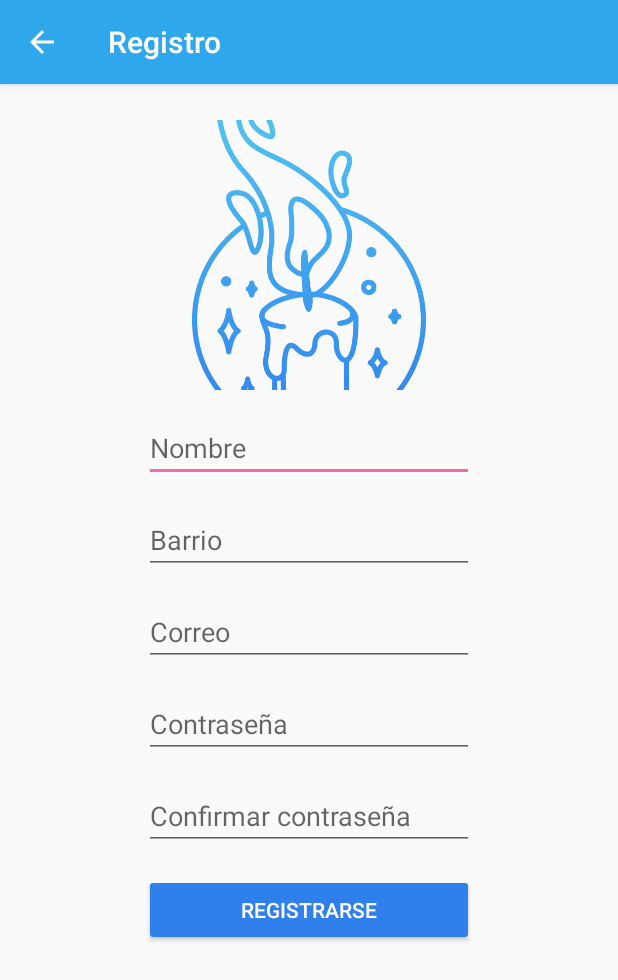
After one commit to Korneas/Patronus, an Android app: the RegisterActivity screen opened directly, with no data from a screen before it, on a phone screen of 412 x 824 dp. The commit adds this screen. Shown: the top 980 px of the screen. Run offline under Robolectric (Android 15) with nearby library versions, the phone set to English and light mode, and no system bars; our stand-ins replace Firebase (no records; nobody signed in at launch, a user with empty details on screens opened directly).

Commit message:
Update register

```diff
--- a/app/build.gradle
+++ b/app/build.gradle
@@ -26,5 +26,8 @@ dependencies {
     })
     compile 'com.android.support:appcompat-v7:26.+'
     compile 'com.android.support.constraint:constraint-layout:1.0.2'
+    compile 'com.google.firebase:firebase-auth:10.0.1'
     testCompile 'junit:junit:4.12'
 }
+
+apply plugin: 'com.google.gms.google-services'
--- /dev/null
+++ b/app/src/main/java/com/example/camilomontoya/patronus/RegisterActivity.java
@@ -0,0 +1,114 @@
+package com.example.camilomontoya.patronus;
+
+import android.support.annotation.NonNull;
+import android.support.v4.app.NavUtils;
+import android.support.v7.app.AppCompatActivity;
+import android.os.Bundle;
+import android.util.Log;
+import android.view.MenuItem;
+import android.view.View;
+import android.widget.Button;
+import android.widget.EditText;
+import android.widget.Toast;
+
+import com.google.android.gms.tasks.OnCompleteListener;
+import com.google.android.gms.tasks.Task;
+import com.google.firebase.auth.AuthResult;
+import com.google.firebase.auth.FirebaseAuth;
+import com.google.firebase.auth.FirebaseUser;
+
+public class RegisterActivity extends AppCompatActivity {
+
+    private static final String TAG = "RegisterActivity";
+
+    private EditText name, email, residence, pass, passConfirm;
+    private Button btnReg;
+
+    private FirebaseAuth mAuth;
+    private FirebaseAuth.AuthStateListener mAuthListener;
+
+    @Override
+    protected void onCreate(Bundle savedInstanceState) {
+        super.onCreate(savedInstanceState);
+        setContentView(R.layout.activity_register);
+
+        mAuth = FirebaseAuth.getInstance();
+
+        getSupportActionBar().setTitle("Registro");
+        getSupportActionBar().setDisplayHomeAsUpEnabled(true);
+
+        email = (EditText) findViewById(R.id.email_reg);
+        pass = (EditText) findViewById(R.id.pass_reg);
+
+        btnReg = (Button) findViewById(R.id.btn_reg);
+
+        mAuthListener = new FirebaseAuth.AuthStateListener() {
+            @Override
+            public void onAuthStateChanged(@NonNull FirebaseAuth firebaseAuth) {
+                FirebaseUser user = firebaseAuth.getCurrentUser();
+                if (user != null) {
+                    // User is signed in
+                    Log.d(TAG, "onAuthStateChanged:signed_in:" + user.getUid());
+                } else {
+                    // User is signed out
+                    Log.d(TAG, "onAuthStateChanged:signed_out");
+                }
+                // ...
+            }
+        };
+
+        btnReg.setOnClickListener(new View.OnClickListener() {
+            @Override
+            public void onClick(View v) {
+                final String emailReg = email.getText().toString();
+                String passReg = pass.getText().toString();
+
+                mAuth.createUserWithEmailAndPassword(emailReg, passReg)
+                        .addOnCompleteListener(RegisterActivity.this, new OnCompleteListener<AuthResult>() {
+                            @Override
+                            public void onComplete(@NonNull Task<AuthResult> task) {
+                                Log.d(TAG, "createUserWithEmail:onComplete:" + task.isSuccessful());
+
+                                // If sign in fails, display a message to the user. If sign in succeeds
+                                // the auth state listener will be notified and logic to handle the
+                                // signed in user can be handled in the listener.
+                                if (!task.isSuccessful()) {
+                                    aviso("No se pudo registrar usuario");
+                                } else {
+                                    aviso(emailReg + " registrado con exito!");
+                                }
+                            }
+                        });
+            }
+        });
+    }
+
+    private void aviso (String txt) {
+        Toast.makeText(getApplicationContext(), txt, Toast.LENGTH_SHORT).show();
+    }
+
+    @Override
+    public void onStart() {
+        super.onStart();
+        mAuth.addAuthStateListener(mAuthListener);
+    }
+
+    @Override
+    public void onStop() {
+        super.onStop();
+        if (mAuthListener != null) {
+            mAuth.removeAuthStateListener(mAuthListener);
+        }
+    }
+
+    @Override
+    public boolean onOptionsItemSelected(MenuItem item) {
+        switch (item.getItemId()) {
+            case android.R.id.home:
+                NavUtils.navigateUpFromSameTask(this);
+                return true;
+            default:
+                return super.onOptionsItemSelected(item);
+        }
+    }
+}
--- /dev/null
+++ b/app/src/main/res/layout/activity_register.xml
@@ -0,0 +1,124 @@
+<?xml version="1.0" encoding="utf-8"?>
+<ScrollView xmlns:android="http://schemas.android.com/apk/res/android"
+    xmlns:app="http://schemas.android.com/apk/res-auto"
+    xmlns:tools="http://schemas.android.com/tools"
+    android:layout_width="match_parent"
+    android:layout_height="wrap_content"
+    android:scrollbars="vertical"
+    tools:context="com.example.camilomontoya.patronus.RegisterActivity">
+
+    <android.support.constraint.ConstraintLayout
+        android:layout_width="match_parent"
+        android:layout_height="wrap_content">
+
+    <Button
+        android:id="@+id/btn_reg"
+        android:layout_width="220dp"
+        android:layout_height="wrap_content"
+        android:layout_marginLeft="8dp"
+        android:layout_marginRight="8dp"
+        android:layout_marginTop="16dp"
+        android:backgroundTint="@color/colorPrimaryDarkPatronus"
+        android:text="registrarse"
+        android:textColor="#fff"
+        app:layout_constraintLeft_toLeftOf="parent"
+        app:layout_constraintRight_toRightOf="parent"
+        app:layout_constraintTop_toBottomOf="@+id/pass_confirm_reg" />
+
+    <EditText
+        android:id="@+id/email_reg"
+        android:layout_width="220dp"
+        android:layout_height="wrap_content"
+        android:layout_marginLeft="8dp"
+        android:layout_marginRight="8dp"
+        android:ems="10"
+        android:inputType="textEmailAddress"
+        android:hint="Correo"
+        app:layout_constraintLeft_toLeftOf="parent"
+        app:layout_constraintRight_toRightOf="parent"
+        android:layout_marginTop="16dp"
+        app:layout_constraintTop_toBottomOf="@+id/residence_reg" />
+
+    <EditText
+        android:id="@+id/pass_reg"
+        android:layout_width="220dp"
+        android:layout_height="wrap_content"
+        android:layout_marginLeft="8dp"
+        android:layout_marginRight="8dp"
+        android:layout_marginTop="16dp"
+        android:ems="10"
+        android:inputType="textPassword"
+        android:hint="Contraseña"
+        app:layout_constraintLeft_toLeftOf="parent"
+        app:layout_constraintRight_toRightOf="parent"
+        app:layout_constraintTop_toBottomOf="@+id/email_reg" />
+
+    <EditText
+        android:id="@+id/pass_confirm_reg"
+        android:layout_width="220dp"
+        android:layout_height="wrap_content"
+        android:layout_marginLeft="8dp"
+        android:layout_marginRight="8dp"
+        android:layout_marginTop="16dp"
+        android:ems="10"
+        android:inputType="textPassword"
+        android:hint="Confirmar contraseña"
+        app:layout_constraintLeft_toLeftOf="parent"
+        app:layout_constraintRight_toRightOf="parent"
+        app:layout_constraintTop_toBottomOf="@+id/pass_reg" />
+
+    <EditText
+        android:id="@+id/name_reg"
+        android:layout_width="220dp"
+        android:layout_height="wrap_content"
+        android:layout_marginLeft="8dp"
+        android:layout_marginRight="8dp"
+        android:ems="10"
+        android:inputType="textPersonName"
+        android:hint="Nombre"
+        app:layout_constraintLeft_toLeftOf="parent"
+        app:layout_constraintRight_toRightOf="parent"
+        android:layout_marginTop="16dp"
+        app:layout_constraintTop_toBottomOf="@+id/profile_pic" />
+
+    <EditText
+        android:id="@+id/residence_reg"
+        android:layout_width="220dp"
+        android:layout_height="wrap_content"
+        android:layout_marginLeft="8dp"
+        android:layout_marginRight="8dp"
+        android:layout_marginTop="16dp"
+        android:ems="10"
+        android:inputType="textPersonName"
+        android:hint="Barrio"
+        app:layout_constraintLeft_toLeftOf="parent"
+        app:layout_constraintRight_toRightOf="parent"
+        app:layout_constraintTop_toBottomOf="@+id/name_reg" />
+
+    <ImageButton
+        android:id="@+id/profile_pic"
+        android:layout_width="180dp"
+        android:layout_height="180dp"
+        android:layout_marginLeft="8dp"
+        android:layout_marginRight="8dp"
+        android:layout_marginTop="24dp"
+        android:backgroundTint="#00000000"
+        android:scaleType="centerCrop"
+        app:layout_constraintLeft_toLeftOf="parent"
+        app:layout_constraintRight_toRightOf="parent"
+        app:layout_constraintTop_toTopOf="parent"
+        app:srcCompat="@drawable/patrnous_logo" />
+
+    <Space
+        android:layout_width="wrap_content"
+        android:layout_height="50dp"
+        android:layout_marginTop="8dp"
+        app:layout_constraintTop_toBottomOf="@+id/btn_reg"
+        android:layout_marginLeft="8dp"
+        app:layout_constraintLeft_toLeftOf="parent"
+        android:layout_marginRight="8dp"
+        app:layout_constraintRight_toRightOf="parent" />
+
+    </android.support.constraint.ConstraintLayout>
+
+</ScrollView>
--- a/app/src/main/res/values/colors.xml
+++ b/app/src/main/res/values/colors.xml
@@ -3,7 +3,7 @@
     <color name="colorPrimary">#3F51B5</color>
     <color name="colorPrimaryDark">#303F9F</color>
     <color name="colorAccent">#FF4081</color>
-    <color name="colorPrimaryPatrnous">#56CCF2</color>
+    <color name="colorPrimaryPatrnous">#2fa7ed</color>
     <color name="colorPrimaryDarkPatronus">#2f80ed</color>
     <color name="colorAccentPatronus">#EC6EAD</color>
 </resources>
--- a/build.gradle
+++ b/build.gradle
@@ -6,6 +6,7 @@ buildscript {
     }
     dependencies {
         classpath 'com.android.tools.build:gradle:2.3.3'
+        classpath 'com.google.gms:google-services:3.1.0'
 
         // NOTE: Do not place your application dependencies here; they belong
         // in the individual module build.gradle files
```
Also changed, not shown: app/src/main/AndroidManifest.xml (+8 -0 lines), app/src/main/java/com/example/camilomontoya/patronus/StartActivity.java (+67 -3 lines), app/src/main/res/layout/activity_start.xml (+7 -6 lines), app/src/main/res/mipmap-hdpi/ic_launcher.png, app/src/main/res/mipmap-mdpi/ic_launcher.png, app/src/main/res/mipmap-xhdpi/ic_launcher.png, app/src/main/res/mipmap-xxhdpi/ic_launcher.png, app/src/main/res/mipmap-xxxhdpi/ic_launcher.png, 1 other file.
